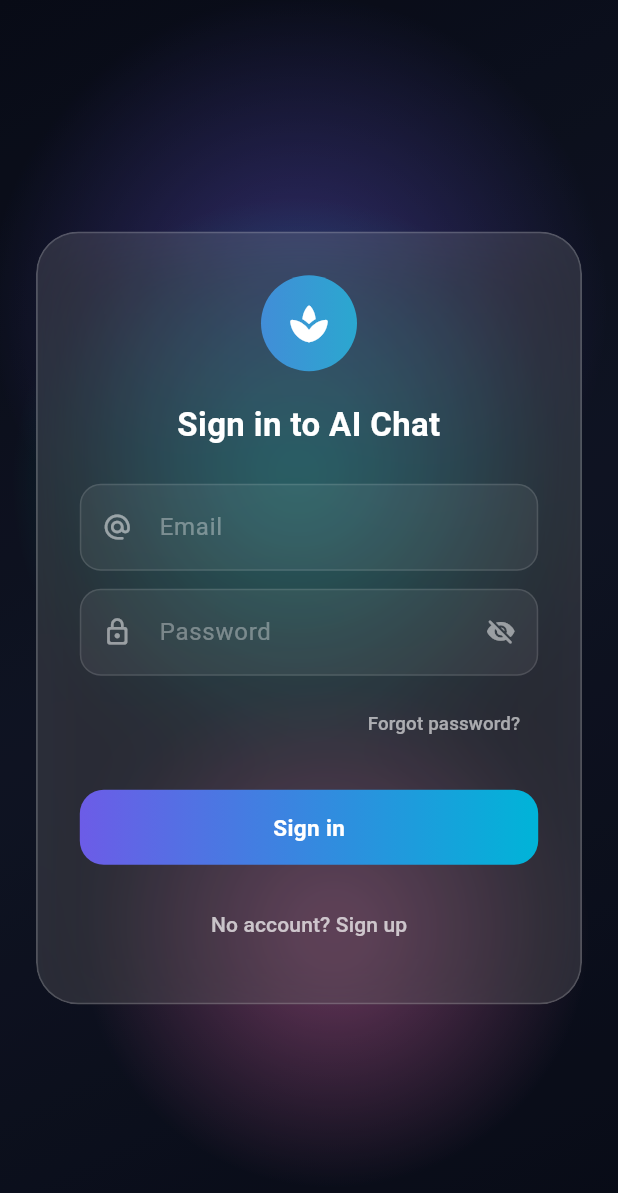
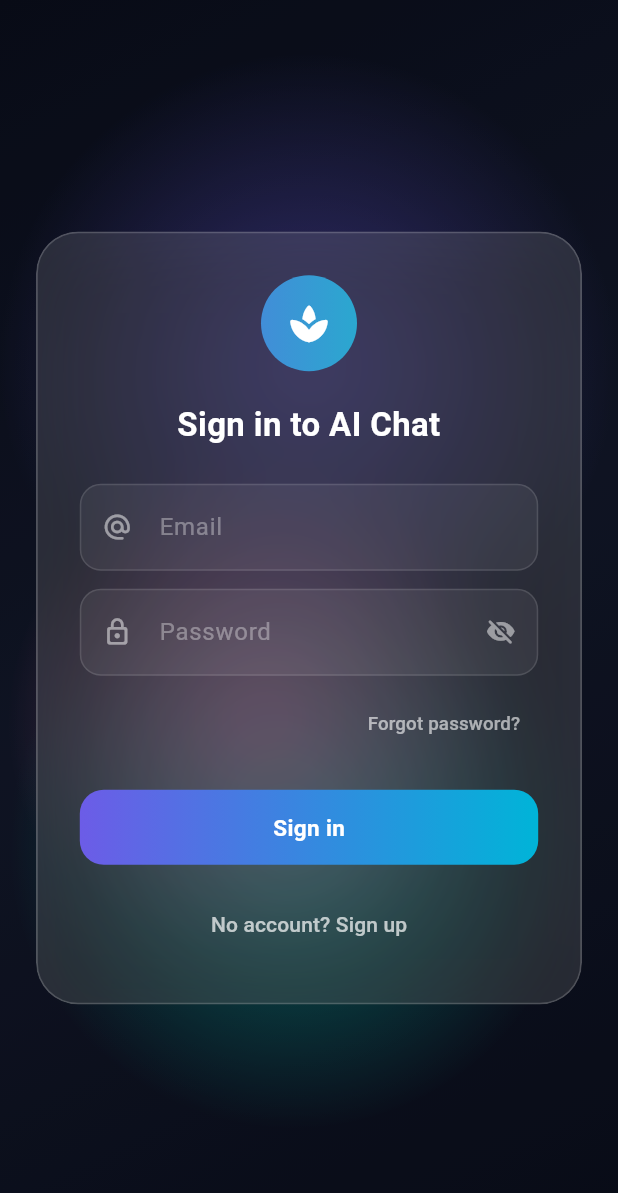
Before and after one commit to Habibullo155/last_v_ai, a Flutter app: the screen it shows after launch, on a phone screen of 412 x 824 dp. Shown: the top 1193 px of the screen. Run offline on Flutter 3.47's test engine with Material 3 defaults, Android fonts, the phone set to English and light mode, and no system bars; our stand-ins replace audioplayers, flutter_local_notifications, flutter_secure_storage, flutter_tts, image_picker, local_auth and 3 more; accounts and stored records are empty.

Commit message:
optimizing app

```diff
--- a/lib/widgets/app_background.dart
+++ b/lib/widgets/app_background.dart
@@ -55,10 +55,18 @@ class _AnimatedAppBackgroundState extends State<_AnimatedAppBackground> {
   // потоке (в отличие от нативных платформ с отдельным Raster-потоком).
   //
   // Timer с редким обновлением вместо тикера на полной частоте - при
-  // 24-секундном цикле движение настолько медленное, что 8 обновлений в
-  // секунду выглядят неотличимо от 60 для человеческого глаза, а нагрузка
-  // на основной поток падает ещё заметнее, чем при более частом варианте
-  static const _cycleDuration = Duration(seconds: 24);
+  // 10-секундном цикле 8 обновлений в секунду всё ещё выглядят достаточно
+  // плавно для человеческого глаза, а нагрузка на основной поток заметно
+  // ниже, чем при тикере на полной частоте экрана (обычно 60 раз/сек).
+  //
+  // Раньше цикл был 24 секунды - при такой скорости движение почти не
+  // считывалось глазом как "движение", а воспринималось как медленное
+  // подвисание/дрожание, что оказалось неприятнее, чем спокойное, но
+  // отчётливо заметное кружение. 10 секунд - заметно быстрее (в 2.4
+  // раза), но всё ещё плавно: угловой шаг за одно обновление вырос с
+  // ~1.8° до ~4.3°, у мягких, размытых по краям бликов такой шаг не
+  // выглядит рывком (в отличие от резко очерченного объекта)
+  static const _cycleDuration = Duration(seconds: 10);
   static const _updateInterval = Duration(milliseconds: 120); // ~8 обновлений/сек
 
   Timer? _timer;
@@ -263,7 +271,7 @@ class _AnimatedAppBackgroundState extends State<_AnimatedAppBackground> {
                 ),
               ),
             ),
-            // RepaintBoundary - эта анимация крутится непрерывно (24 сек
+            // RepaintBoundary - эта анимация крутится непрерывно (10 сек
             // цикл, тикает на частоте обновления экрана) на фоне примерно
             // 20 экранов приложения ВСЁ время, пока приложение открыто, в
             // отличие от анимаций конкретных упражнений, которые идут
@@ -280,6 +288,18 @@ class _AnimatedAppBackgroundState extends State<_AnimatedAppBackground> {
                     valueListenable: _progressNotifier,
                     builder: (context, progress, _) {
                       final t = progress * 2 * math.pi;
+                      // раньше у второго и третьего блика были РАЗНЫЕ
+                      // частоты по x и y (например sin(t*0.7) против
+                      // cos(t)) - это давало фигуру Лиссажу с точками
+                      // кажущегося разворота и неравномерного замедления,
+                      // а не гладкое кружение. Теперь у всех трёх - одна
+                      // и та же частота t по обеим осям (чистый эллипс,
+                      // как уже было у первого блика), только со сдвигом
+                      // фазы на треть оборота (~2.1 рад) друг относительно
+                      // друга, чтобы блики не сходились в одной точке
+                      // одновременно. На нагрузку это не влияет - sin/cos
+                      // считаются одинаково быстро в любом случае, дело
+                      // только в том, как это ощущается на глаз
                       return Stack(
                         children: [
                           _blob(
@@ -298,14 +318,14 @@ class _AnimatedAppBackgroundState extends State<_AnimatedAppBackground> {
                           ),
                           _blob(
                             color: palette.blob2,
-                            alignment: Alignment(-0.9 + math.sin(t * 0.7) * 0.4, math.cos(t) * 0.9),
+                            alignment: Alignment(-0.9 + math.sin(t + 2.1) * 0.4, math.cos(t + 2.1) * 0.9),
                             size: 380,
                             opacity: (isLight ? 0.4 : 0.55) * (reducedContrast ? 0.55 : 1.0),
                             parentSize: parentSize,
                           ),
                           _blob(
                             color: palette.blob3,
-                            alignment: Alignment(0.9 * math.cos(t * 0.5), 0.9 * math.sin(t * 0.9)),
+                            alignment: Alignment(0.9 * math.cos(t + 4.2), 0.9 * math.sin(t + 4.2)),
                             size: 340,
                             opacity: (isLight ? 0.4 : 0.55) * (reducedContrast ? 0.55 : 1.0),
                             parentSize: parentSize,
```
Also changed, not shown: lib/screens/verify_email_screen.dart (+51 -16 lines).
